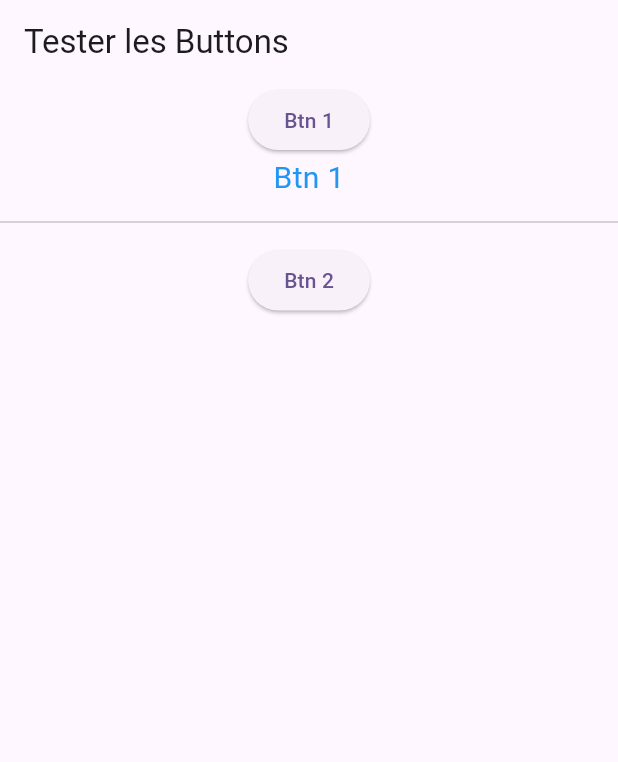
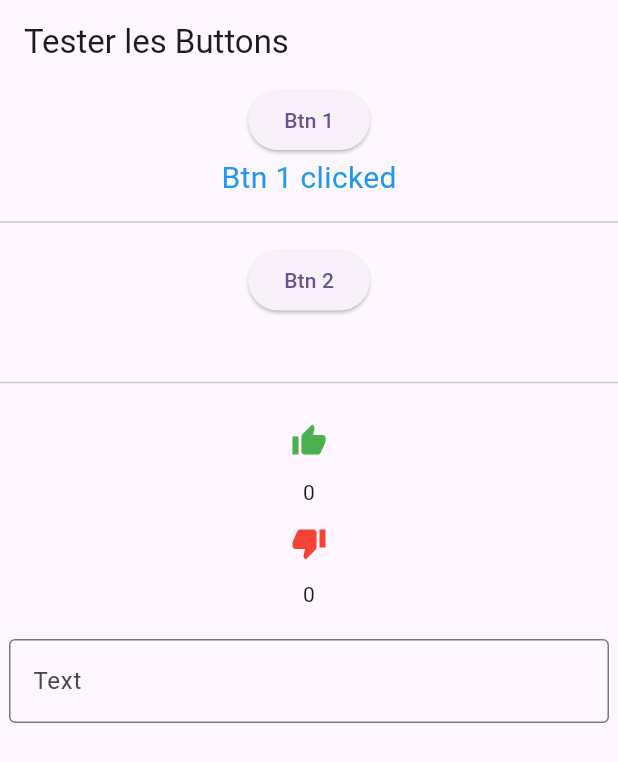
Before and after one commit to MarwenShili/flatter-app, a Flutter app: the screen it shows after launch, after a tap on "Btn 1", on a phone screen of 412 x 824 dp. Shown: the top 762 px of the screen. Run offline on Flutter 3.47's test engine with Material 3 defaults, Android fonts, the phone set to English and light mode, and no system bars.

Commit message:
working with text feild

```diff
--- a/lib/main.dart
+++ b/lib/main.dart
@@ -31,13 +31,26 @@ class Corps extends StatefulWidget {
 class _CorpsState extends State<Corps> {
   var message1 = "";
   var message2 = "";
+  var nbLike = 0;
+  var nbDisLikes = 0;
+  String inputTxt = "";
 
-  onClick(btn){
+  onClick(btn) {
     setState(() {
-      if(btn == "btn1"){
-        message1="Btn 1";
-      }else{
-        message2="Btn 2";
+      if (btn == "btn1") {
+        message1 = "Btn 1 clicked";
+      } else {
+        message2 = "Btn 2 clicked";
+      }
+    });
+  }
+
+  onLikeDislike(type) {
+    setState(() {
+      if (type == "add") {
+        nbLike = nbLike + 1;
+      } else {
+        nbDisLikes = nbDisLikes + 1;
       }
     });
   }
@@ -55,22 +68,62 @@ class _CorpsState extends State<Corps> {
             },
             child: Text("Btn 1"),
           ),
-          Text(message1 , style: TextStyle(
-            fontSize: 20,
-            color: Colors.blue,
-          ),),
-          Divider(height: 30,),
-
+          Text(
+            message1,
+            style: TextStyle(
+              fontSize: 20,
+              color: Colors.blue,
+            ),
+          ),
+          Divider(
+            height: 30,
+          ),
           ElevatedButton(
-            onPressed: () =>onClick("btn2"),
+            onPressed: () => onClick("btn2"),
             child: Text("Btn 2"),
           ),
-          Text(message2,
+          Text(
+            message2,
             style: TextStyle(
-            fontSize: 20,
+              fontSize: 20,
+              color: Colors.red,
+            ),
+          ),
+          Divider(height: 30),
+          IconButton(
+            onPressed: () {
+              onLikeDislike("add");
+            },
+            icon: Icon(Icons.thumb_up),
+            color: Colors.green,
+          ),
+          Text(nbLike.toString()),
+          SizedBox(width: 20),
+          IconButton(
+            onPressed: () {
+              onLikeDislike("remove");
+            },
+            icon: Icon(Icons.thumb_down),
             color: Colors.red,
-          ),),
-
+          ),
+          Text(nbDisLikes.toString()),
+          SizedBox(height: 20),
+          Container(
+            width: 400,
+            child: TextField(
+                onChanged: (value) {
+                  setState(() {
+                    inputTxt = value;
+                  });
+                },
+                decoration: InputDecoration(
+                  hintText: 'Enter text',
+                  labelText: 'Text',
+                  border: OutlineInputBorder(),
+                ),
+                style: TextStyle(color: Colors.black)),
+          ),
+          Text(inputTxt),
         ]));
   }
 }
```
